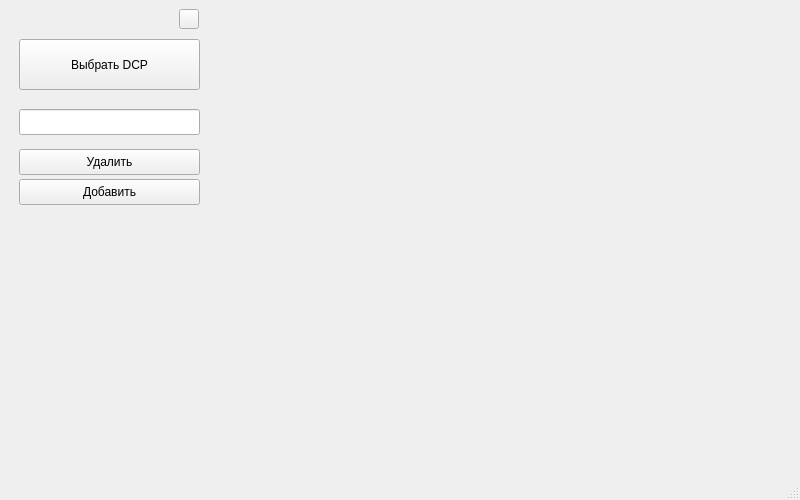
Qt form mainwindow.ui (SaveTheTelvit/DCPHashValidator) before a commit.
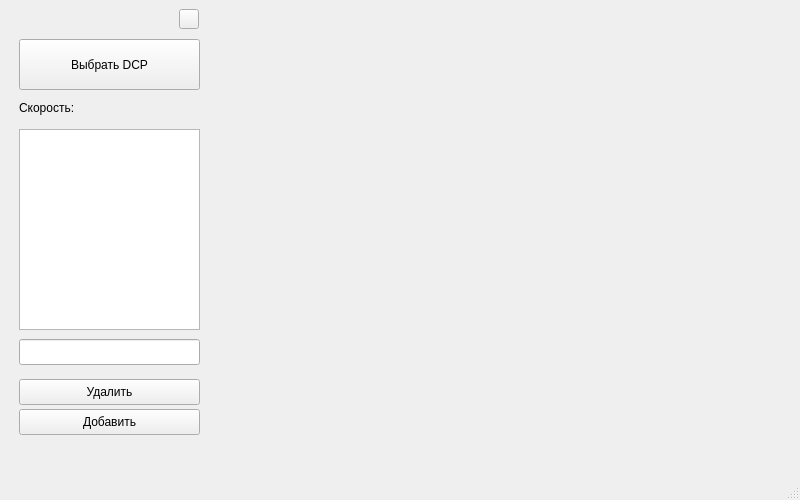
The same form after that commit. Icons and pictures are not drawn. Custom widgets are drawn as their Qt base class.

What changed in the file:
```diff
--- a/mainwindow.ui
+++ b/mainwindow.ui
@@ -56,7 +56,7 @@
        <property name="geometry">
         <rect>
          <x>10</x>
-         <y>170</y>
+         <y>400</y>
          <width>181</width>
          <height>26</height>
         </rect>
@@ -69,7 +69,7 @@
        <property name="geometry">
         <rect>
          <x>10</x>
-         <y>100</y>
+         <y>330</y>
          <width>181</width>
          <height>26</height>
         </rect>
@@ -85,7 +85,7 @@
        <property name="geometry">
         <rect>
          <x>10</x>
-         <y>140</y>
+         <y>370</y>
          <width>181</width>
          <height>26</height>
         </rect>
@@ -129,6 +129,29 @@
         </size>
        </property>
       </widget>
+      <widget class="QLabel" name="speedLabel">
+       <property name="geometry">
+        <rect>
+         <x>10</x>
+         <y>90</y>
+         <width>181</width>
+         <height>18</height>
+        </rect>
+       </property>
+       <property name="text">
+        <string>Скорость:</string>
+       </property>
+      </widget>
+      <widget class="QListWidget" name="speedList">
+       <property name="geometry">
+        <rect>
+         <x>10</x>
+         <y>120</y>
+         <width>181</width>
+         <height>201</height>
+        </rect>
+       </property>
+      </widget>
      </widget>
     </item>
    </layout>
```
